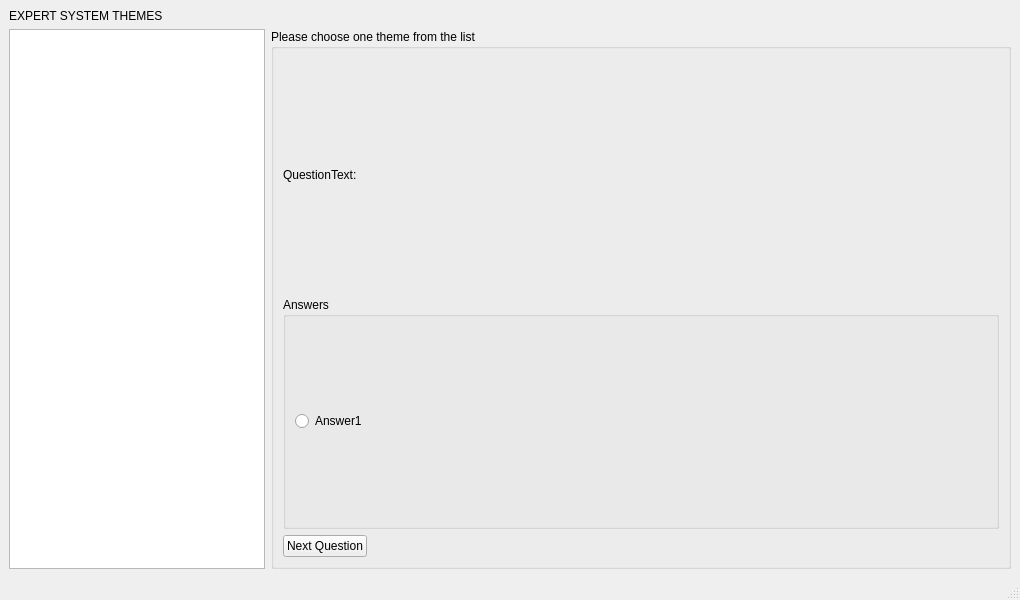
Qt form GUI/MainWindow.ui (bronya2057/ExpertSystemPyLab) before a commit.
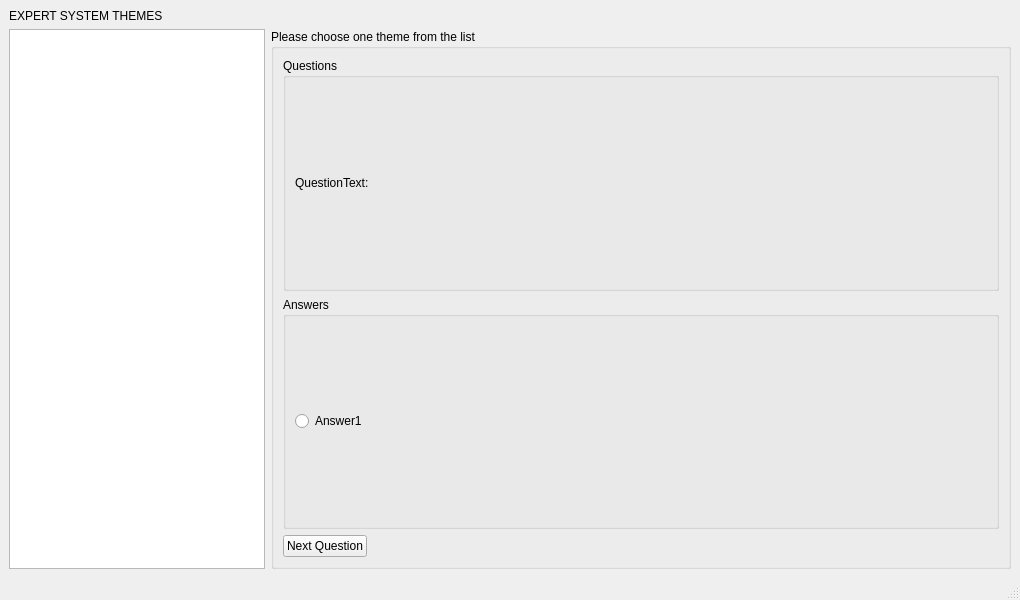
The same form after that commit.

Diff of the .ui file:
```diff
--- a/GUI/MainWindow.ui
+++ b/GUI/MainWindow.ui
@@ -45,10 +45,19 @@
       </property>
       <layout class="QVBoxLayout" name="verticalLayout">
        <item>
-        <widget class="QLabel" name="lblQuestion">
-         <property name="text">
-          <string>QuestionText:</string>
+        <widget class="QGroupBox" name="gbQuestions">
+         <property name="title">
+          <string>Questions</string>
          </property>
+         <layout class="QVBoxLayout" name="verticalLayout_2">
+          <item>
+           <widget class="QLabel" name="lblQuestion">
+            <property name="text">
+             <string>QuestionText:</string>
+            </property>
+           </widget>
+          </item>
+         </layout>
         </widget>
        </item>
        <item>
```
Left out of the diff: 38 changed lines with no effect on the pictures.
